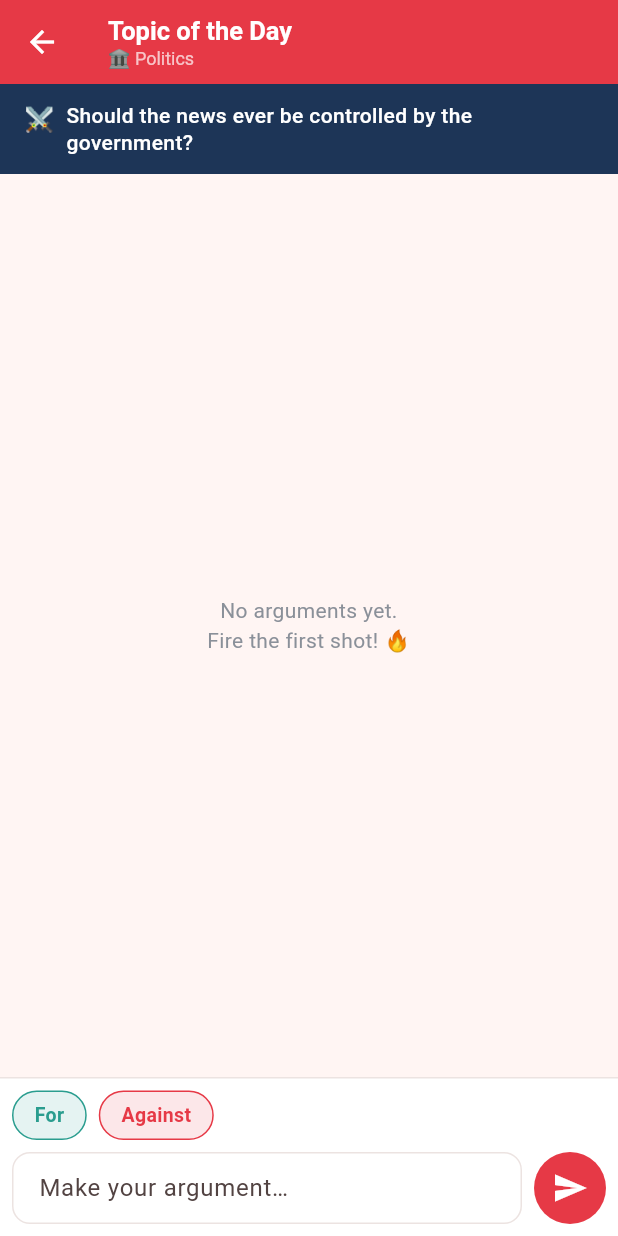
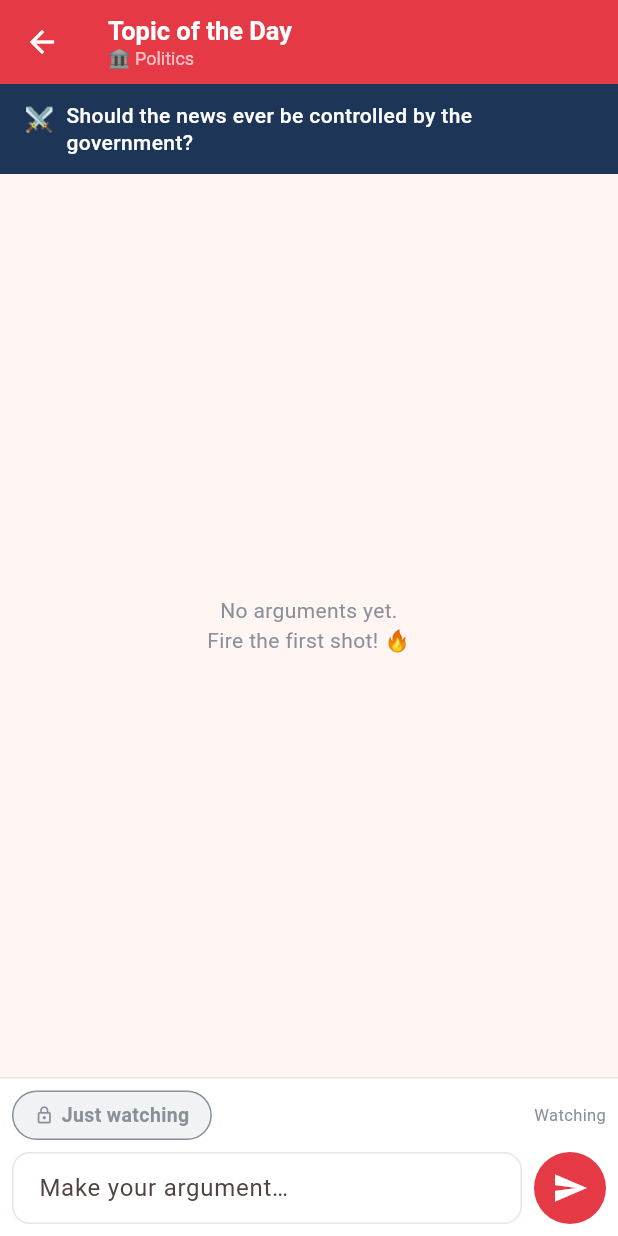
Before and after one commit to rahulkallingal/arena, a Flutter app: the screen it shows once a user with an empty profile is signed in, after a tap on "TOPIC OF THE DAY", on a phone screen of 412 x 824 dp. Run offline on Flutter 3.47's test engine with Material 3 defaults, Android fonts, the phone set to English and light mode, and no system bars; our stand-ins replace cloud_firestore, firebase_auth, firebase_core, flutter_local_notifications, google_sign_in, shared_preferences and 1 more; accounts and stored records are empty.

Commit message:
Lock stance in room + record code-joined rooms in Visited
Stance picked at entry is now a read-only locked badge (no mid-debate
switching). Joining via Join by Code now asks your side and records the
room under Visited like other entry points. v1.1.0.

Co-Authored-By: Claude Opus 4.8 <noreply@anthropic.com>
Claude-Session: https://claude.ai/code/session_01EYmDLq2uWjDKw37GV3KqP6

```diff
--- a/lib/screens/chat_room_screen.dart
+++ b/lib/screens/chat_room_screen.dart
@@ -34,7 +34,7 @@ class _ChatRoomScreenState extends State<ChatRoomScreen> {
   final _auth = AuthService();
   final _moderation = ModerationService();
 
-  late Stance _stance = widget.initialStance;
+  late final Stance _stance = widget.initialStance;
   bool _sending = false;
   Set<String> _blocked = {};
   Message? _replyingTo; // the message currently being replied to, if any
@@ -283,7 +283,6 @@ class _ChatRoomScreenState extends State<ChatRoomScreen> {
             controller: _input,
             stance: _stance,
             sending: _sending,
-            onStanceChanged: (s) => setState(() => _stance = s),
             onSend: _send,
           ),
         ],
@@ -377,14 +376,12 @@ class _InputBar extends StatelessWidget {
   final TextEditingController controller;
   final Stance stance;
   final bool sending;
-  final ValueChanged<Stance> onStanceChanged;
   final VoidCallback onSend;
 
   const _InputBar({
     required this.controller,
     required this.stance,
     required this.sending,
-    required this.onStanceChanged,
     required this.onSend,
   });
 
@@ -403,26 +400,15 @@ class _InputBar extends StatelessWidget {
           children: [
             Row(
               children: [
-                _StanceChip(
-                  label: 'For',
-                  color: AppColors.forSide,
-                  selected: stance == Stance.forSide,
-                  onTap: () => onStanceChanged(
-                      stance == Stance.forSide ? Stance.neutral : Stance.forSide),
+                _StanceBadge(stance: stance),
+                const Spacer(),
+                Text(
+                  stance == Stance.neutral
+                      ? 'Watching'
+                      : 'Your side is locked',
+                  style: const TextStyle(
+                      fontSize: 11, color: AppColors.textGrey),
                 ),
-                const SizedBox(width: 8),
-                _StanceChip(
-                  label: 'Against',
-                  color: AppColors.againstSide,
-                  selected: stance == Stance.againstSide,
-                  onTap: () => onStanceChanged(stance == Stance.againstSide
-                      ? Stance.neutral
-                      : Stance.againstSide),
-                ),
-                const Spacer(),
-                if (stance != Stance.neutral)
-                  const Text('Stance set',
-                      style: TextStyle(fontSize: 11, color: AppColors.textGrey)),
               ],
             ),
             const SizedBox(height: 8),
@@ -471,38 +457,41 @@ class _InputBar extends StatelessWidget {
   }
 }
 
-class _StanceChip extends StatelessWidget {
-  final String label;
-  final Color color;
-  final bool selected;
-  final VoidCallback onTap;
+/// A read-only badge showing the side the user chose when they entered the
+/// room. The stance is fixed at entry and cannot be changed while debating.
+class _StanceBadge extends StatelessWidget {
+  final Stance stance;
 
-  const _StanceChip({
-    required this.label,
-    required this.color,
-    required this.selected,
-    required this.onTap,
-  });
+  const _StanceBadge({required this.stance});
 
   @override
   Widget build(BuildContext context) {
-    return GestureDetector(
-      onTap: onTap,
-      child: Container(
+    final (label, color) = switch (stance) {
+      Stance.forSide => ('Arguing: For', AppColors.forSide),
+      Stance.againstSide => ('Arguing: Against', AppColors.againstSide),
+      Stance.neutral => ('Just watching', AppColors.textGrey),
+    };
+    return Container(
       padding: const EdgeInsets.symmetric(horizontal: 14, vertical: 6),
       decoration: BoxDecoration(
-          color: selected ? color : color.withValues(alpha: 0.12),
+        color: color.withValues(alpha: 0.12),
         borderRadius: BorderRadius.circular(20),
         border: Border.all(color: color),
       ),
-        child: Text(
+      child: Row(
+        mainAxisSize: MainAxisSize.min,
+        children: [
+          Icon(Icons.lock_outline, size: 13, color: color),
+          const SizedBox(width: 5),
+          Text(
             label,
             style: TextStyle(
-            color: selected ? Colors.white : color,
+              color: color,
               fontWeight: FontWeight.w700,
               fontSize: 13,
             ),
           ),
+        ],
       ),
     );
   }
--- a/lib/screens/join_by_code_screen.dart
+++ b/lib/screens/join_by_code_screen.dart
@@ -1,8 +1,11 @@
 import 'package:cloud_firestore/cloud_firestore.dart';
+import 'package:firebase_auth/firebase_auth.dart';
 import 'package:flutter/material.dart';
 import 'package:flutter/services.dart';
 import '../models/room.dart';
+import '../services/room_service.dart';
 import '../theme.dart';
+import '../widgets/join_stance_dialog.dart';
 import 'chat_room_screen.dart';
 
 class JoinByCodeScreen extends StatefulWidget {
@@ -64,14 +67,26 @@ class _JoinByCodeScreenState extends State<JoinByCodeScreen> {
 
       final room = Room.fromDoc(doc);
 
-      // If private room, check password if needed (TODO)
+      // Ask which side they're on before entering (same as other entry points).
+      if (!mounted) return;
+      setState(() => _searching = false);
+      final stance = await pickJoinStance(context, topic: room.topic);
+      if (stance == null || !mounted) return;
 
-      // Navigate to room
+      // Remember this room under "Visited" so it shows in their history.
+      final uid = FirebaseAuth.instance.currentUser?.uid;
+      if (uid != null) {
+        try {
+          await RoomService().recordJoin(uid, room);
+        } catch (_) {/* non-fatal */}
+      }
+
+      // Navigate to room with the chosen stance.
       if (!mounted) return;
       Navigator.pushReplacement(
         context,
         MaterialPageRoute(
-          builder: (_) => ChatRoomScreen(room: room),
+          builder: (_) => ChatRoomScreen(room: room, initialStance: stance),
         ),
       );
     } catch (e) {
```
Also changed, not shown: 1 other file. Lines whose indentation alone changed are shown as unchanged.
